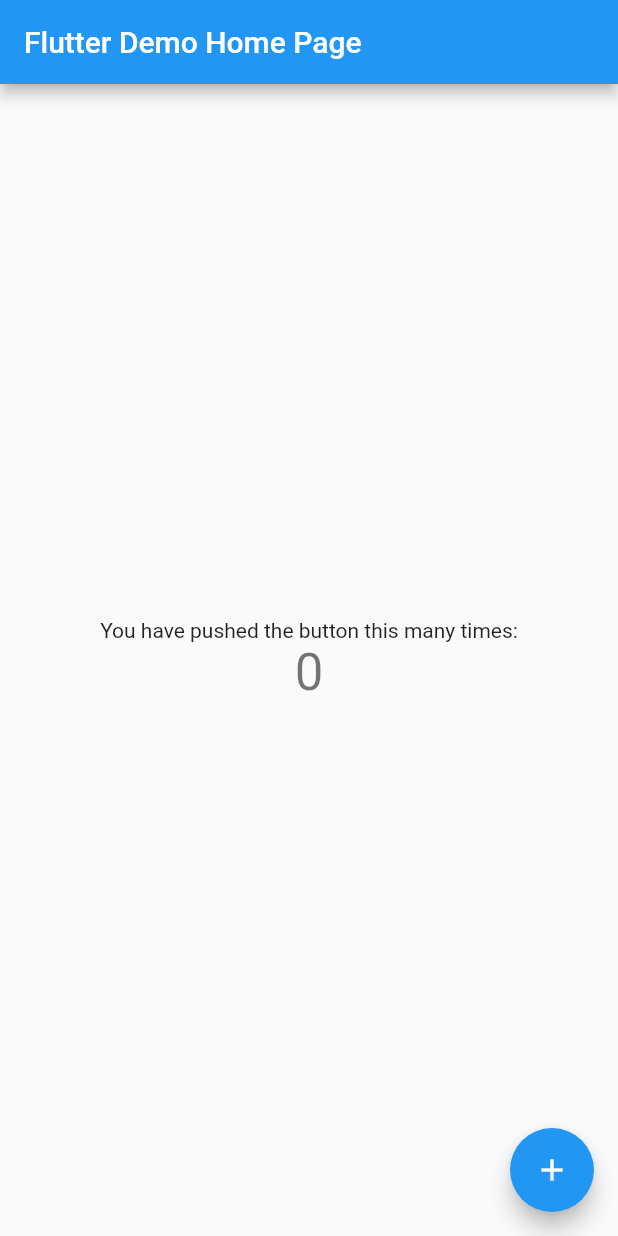
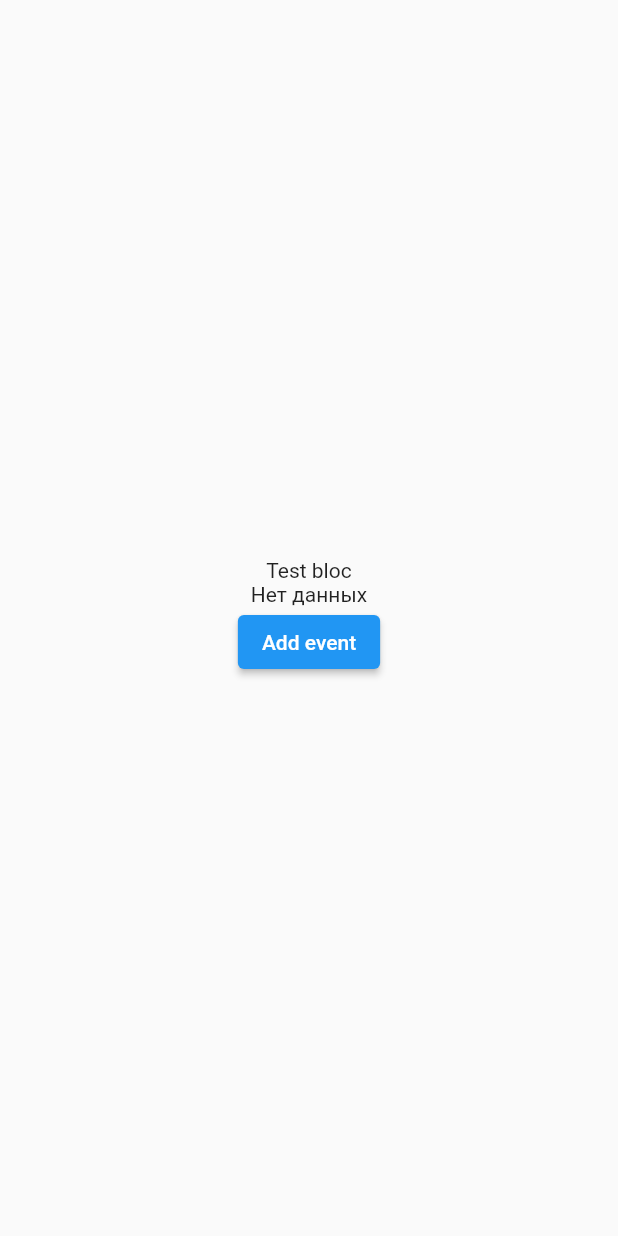
Before and after one commit to WebMad/nasa_space_data, a Flutter app: the screen it shows after launch, on a phone screen of 412 x 824 dp. Run offline on Flutter 3.47's test engine with Material 2 defaults, Android fonts, the phone set to English and light mode, and no system bars; our stand-ins replace equatable, flutter_dotenv, get_it.

Commit message:
Реализация паттерна bloc

```diff
--- /dev/null
+++ b/lib/common/bloc_base.dart
@@ -0,0 +1,39 @@
+import 'dart:async';
+
+abstract class BlocBase<State, Event> {
+  State _state;
+
+  get state => _state;
+
+  BlocBase(this._state);
+
+  final _eventController = StreamController<Event>.broadcast();
+
+  Sink<Event> get inEvent => _eventController.sink;
+
+  Stream<Event> get _outEvent => _eventController.stream;
+
+  final _stateController = StreamController<State>.broadcast();
+
+  Sink<State> get _inState => _stateController.sink;
+
+  Stream<State> get outState => _stateController.stream;
+
+  void on<E extends Event>(Function(E) handler) {
+    _outEvent.listen((event) {
+      if (event is E) {
+        handler(event);
+      }
+    });
+  }
+
+  void emit(State state) {
+    _state = state;
+    _inState.add(state);
+  }
+
+  void dispose() {
+    _eventController.close();
+    _stateController.close();
+  }
+}
--- /dev/null
+++ b/lib/common/bloc_provider.dart
@@ -0,0 +1,32 @@
+import 'package:flutter/material.dart';
+import 'package:nasa_space_data/common/bloc_base.dart';
+
+class BlocProvider<T extends BlocBase> extends StatefulWidget {
+  final Widget child;
+  final T bloc;
+
+  const BlocProvider({Key? key, required this.child, required this.bloc})
+      : super(key: key);
+
+  @override
+  State<BlocProvider> createState() => _BlocProviderState();
+
+  static T of<T extends BlocBase>(BuildContext context) {
+    BlocProvider<T> provider =
+        context.findAncestorWidgetOfExactType<BlocProvider<T>>()!;
+    return provider.bloc;
+  }
+}
+
+class _BlocProviderState extends State<BlocProvider<BlocBase>> {
+  @override
+  Widget build(BuildContext context) {
+    return widget.child;
+  }
+
+  @override
+  void dispose() {
+    widget.bloc.dispose();
+    super.dispose();
+  }
+}
--- a/lib/main.dart
+++ b/lib/main.dart
@@ -1,117 +1,17 @@
 import 'package:flutter/material.dart';
 import 'package:flutter_dotenv/flutter_dotenv.dart';
+import 'package:nasa_space_data/src/presentation/pages/rover_page.dart';
+import 'service_locator.dart' as di;
 
 void main() async {
   await dotenv.load(fileName: ".env");
-  runApp(const MyApp());
+  await di.init();
+
+  runApp(
+    MaterialApp(
+      builder: (context, child) {
+        return const RoverPage();
+      },
+    ),
+  );
 }
-
-class MyApp extends StatelessWidget {
-  const MyApp({Key? key}) : super(key: key);
-
-  // This widget is the root of your application.
-  @override
-  Widget build(BuildContext context) {
-    return MaterialApp(
-      title: 'Flutter Demo',
-      theme: ThemeData(
-        // This is the theme of your application.
-        //
-        // Try running your application with "flutter run". You'll see the
-        // application has a blue toolbar. Then, without quitting the app, try
-        // changing the primarySwatch below to Colors.green and then invoke
-        // "hot reload" (press "r" in the console where you ran "flutter run",
-        // or simply save your changes to "hot reload" in a Flutter IDE).
-        // Notice that the counter didn't reset back to zero; the application
-        // is not restarted.
-        primarySwatch: Colors.blue,
-      ),
-      home: const MyHomePage(title: 'Flutter Demo Home Page'),
-    );
-  }
-}
-
-class MyHomePage extends StatefulWidget {
-  const MyHomePage({Key? key, required this.title}) : super(key: key);
-
-  // This widget is the home page of your application. It is stateful, meaning
-  // that it has a State object (defined below) that contains fields that affect
-  // how it looks.
-
-  // This class is the configuration for the state. It holds the values (in this
-  // case the title) provided by the parent (in this case the App widget) and
-  // used by the build method of the State. Fields in a Widget subclass are
-  // always marked "final".
-
-  final String title;
-
-  @override
-  State<MyHomePage> createState() => _MyHomePageState();
-}
-
-class _MyHomePageState extends State<MyHomePage> {
-  int _counter = 0;
-
-  void _incrementCounter() {
-    setState(() {
-      // This call to setState tells the Flutter framework that something has
-      // changed in this State, which causes it to rerun the build method below
-      // so that the display can reflect the updated values. If we changed
-      // _counter without calling setState(), then the build method would not be
-      // called again, and so nothing would appear to happen.
-      _counter++;
-    });
-  }
-
-  @override
-  Widget build(BuildContext context) {
-    // This method is rerun every time setState is called, for instance as done
-    // by the _incrementCounter method above.
-    //
-    // The Flutter framework has been optimized to make rerunning build methods
-    // fast, so that you can just rebuild anything that needs updating rather
-    // than having to individually change instances of widgets.
-    return Scaffold(
-      appBar: AppBar(
-        // Here we take the value from the MyHomePage object that was created by
-        // the App.build method, and use it to set our appbar title.
-        title: Text(widget.title),
-      ),
-      body: Center(
-        // Center is a layout widget. It takes a single child and positions it
-        // in the middle of the parent.
-        child: Column(
-          // Column is also a layout widget. It takes a list of children and
-          // arranges them vertically. By default, it sizes itself to fit its
-          // children horizontally, and tries to be as tall as its parent.
-          //
-          // Invoke "debug painting" (press "p" in the console, choose the
-          // "Toggle Debug Paint" action from the Flutter Inspector in Android
-          // Studio, or the "Toggle Debug Paint" command in Visual Studio Code)
-          // to see the wireframe for each widget.
-          //
-          // Column has various properties to control how it sizes itself and
-          // how it positions its children. Here we use mainAxisAlignment to
-          // center the children vertically; the main axis here is the vertical
-          // axis because Columns are vertical (the cross axis would be
-          // horizontal).
-          mainAxisAlignment: MainAxisAlignment.center,
-          children: <Widget>[
-            const Text(
-              'You have pushed the button this many times:',
-            ),
-            Text(
-              '$_counter',
-              style: Theme.of(context).textTheme.headline4,
-            ),
-          ],
-        ),
-      ),
-      floatingActionButton: FloatingActionButton(
-        onPressed: _incrementCounter,
-        tooltip: 'Increment',
-        child: const Icon(Icons.add),
-      ), // This trailing comma makes auto-formatting nicer for build methods.
-    );
-  }
-}
--- a/lib/service_locator.dart
+++ b/lib/service_locator.dart
@@ -20,5 +20,5 @@
   sl.registerLazySingleton<PhotoListUseCase>(() => PhotoListUseCase(sl()));
   sl.registerLazySingleton<RoverListUseCase>(() => RoverListUseCase(sl()));
 
-  sl.registerLazySingleton(() => http.Client);
+  sl.registerLazySingleton(() => http.Client());
 }
--- a/lib/src/data/data_sources/nasa_remote_data_source.dart
+++ b/lib/src/data/data_sources/nasa_remote_data_source.dart
@@ -40,7 +40,7 @@
         "mars-photos/api/v1/rovers?api_key=${dotenv.env["NASA_API_KEY"]}"));
 
     if (response.statusCode == 200) {
-      return (jsonDecode(response.body)["rovers"] as List<Map<String, dynamic>>)
+      return (jsonDecode(response.body)["rovers"] as List<dynamic>)
           .map((e) => RoverModel.fromJson(e))
           .toList();
     }
--- a/lib/src/data/models/rover_model.dart
+++ b/lib/src/data/models/rover_model.dart
@@ -5,7 +5,7 @@
 class RoverModel extends RoverEntity {
   const RoverModel(
       {required int id,
-      required int name,
+      required String name,
       required DateTime landingDate,
       required DateTime launchDate,
       required RoverStatus status,
@@ -33,7 +33,7 @@
             : RoverStatus.active,
         totalPhotos: json["total_photos"],
         maxDate: DateTime.parse(json["max_date"]),
-        cameras: (json["cameras"] as List<Map<String, dynamic>>)
+        cameras: (json["cameras"] as List<dynamic>)
             .map((e) => CameraModel.fromJson(e))
             .toList());
   }
--- a/lib/src/domain/entities/rover_entity.dart
+++ b/lib/src/domain/entities/rover_entity.dart
@@ -8,7 +8,7 @@
 
 class RoverEntity extends Equatable {
   final int id;
-  final int name;
+  final String name;
   final int totalPhotos;
   final DateTime landingDate;
   final DateTime launchDate;
--- /dev/null
+++ b/lib/src/presentation/bloc/rover_bloc.dart
@@ -0,0 +1,22 @@
+import 'package:nasa_space_data/common/bloc_base.dart';
+import 'package:nasa_space_data/common/exceptions.dart';
+import 'package:nasa_space_data/src/domain/use_cases/rover_list_use_case.dart';
+import 'package:nasa_space_data/src/presentation/bloc/rover_event.dart';
+import 'package:nasa_space_data/src/presentation/bloc/rover_state.dart';
+import 'package:nasa_space_data/service_locator.dart';
+
+class RoverBloc extends BlocBase<RoverState, RoverEvent> {
+  RoverBloc() : super(RoverInitState()) {
+    on<LoadRoverListEvent>(_onLoadRoverListEvent);
+  }
+
+  _onLoadRoverListEvent(LoadRoverListEvent e) async {
+    emit(RoverLoadState());
+    try {
+      emit(RoverLoadedState(
+          await sl<RoverListUseCase>().call(RoverListParams())));
+    } on RequestException {
+      emit(RoverLoadErrorState("Ошибка запроса"));
+    }
+  }
+}
--- /dev/null
+++ b/lib/src/presentation/bloc/rover_event.dart
@@ -0,0 +1,3 @@
+abstract class RoverEvent {}
+
+class LoadRoverListEvent extends RoverEvent {}
--- /dev/null
+++ b/lib/src/presentation/bloc/rover_state.dart
@@ -0,0 +1,19 @@
+import 'package:nasa_space_data/src/domain/entities/rover_entity.dart';
+
+abstract class RoverState {}
+
+class RoverInitState extends RoverState {}
+
+class RoverLoadState extends RoverState {}
+
+class RoverLoadErrorState extends RoverState {
+  final String msg;
+
+  RoverLoadErrorState(this.msg);
+}
+
+class RoverLoadedState extends RoverState {
+  final List<RoverEntity> rovers;
+
+  RoverLoadedState(this.rovers);
+}
--- /dev/null
+++ b/lib/src/presentation/pages/rover_page.dart
@@ -0,0 +1,55 @@
+import 'package:flutter/material.dart';
+import 'package:nasa_space_data/common/bloc_provider.dart';
+import 'package:nasa_space_data/src/presentation/bloc/rover_bloc.dart';
+import 'package:nasa_space_data/src/presentation/bloc/rover_event.dart';
+import 'package:nasa_space_data/src/presentation/bloc/rover_state.dart';
+
+class RoverPage extends StatelessWidget {
+  const RoverPage({Key? key}) : super(key: key);
+
+  @override
+  Widget build(BuildContext context) {
+    return Scaffold(
+      body: BlocProvider<RoverBloc>(
+        bloc: RoverBloc(),
+        child: Builder(builder: (context) {
+          return Center(
+              child: Column(
+            crossAxisAlignment: CrossAxisAlignment.center,
+            mainAxisAlignment: MainAxisAlignment.center,
+            children: [
+              const Text("Test bloc"),
+              StreamBuilder(
+                stream: BlocProvider.of<RoverBloc>(context).outState,
+                builder: (context, snapshot) {
+                  var data = snapshot.data;
+                  if (data is RoverLoadState) {
+                    return const CircularProgressIndicator();
+                  } else if (data is RoverLoadedState) {
+                    return ListView(
+                      shrinkWrap: true,
+                      children: data.rovers
+                          .map((e) => ListTile(
+                                title: Text(e.name),
+                              ))
+                          .toList(),
+                    );
+                  }
+                  return const Text("Нет данных");
+                },
+              ),
+              ElevatedButton(
+                onPressed: () {
+                  BlocProvider.of<RoverBloc>(context)
+                      .inEvent
+                      .add(LoadRoverListEvent());
+                },
+                child: const Text("Add event"),
+              )
+            ],
+          ));
+        }),
+      ),
+    );
+  }
+}
--- a/pubspec.yaml
+++ b/pubspec.yaml
@@ -62,7 +62,8 @@
   uses-material-design: true
 
   # To add assets to your application, add an assets section, like this:
-  # assets:
+  assets:
+    - .env
   #   - images/a_dot_burr.jpeg
   #   - images/a_dot_ham.jpeg
 
```
